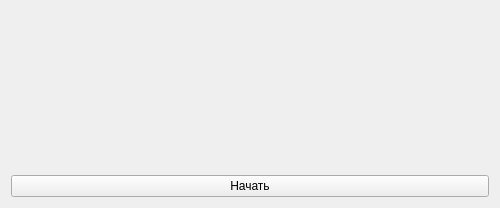
Old version of the form client/gui/widgets/quiz_widget.ui in the repository igorechek06/pyQuiz.
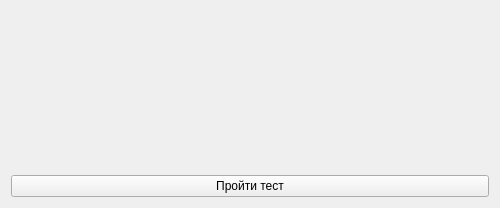
New version of the form. Icons and pictures are not drawn.

```diff
--- a/client/gui/widgets/quiz_widget.ui
+++ b/client/gui/widgets/quiz_widget.ui
@@ -84,7 +84,7 @@
    <item>
     <widget class="QPushButton" name="pushButton">
      <property name="text">
-      <string>Начать</string>
+      <string>Пройти тест</string>
      </property>
      <property name="icon">
       <iconset resource="../../src.qrc">
```
